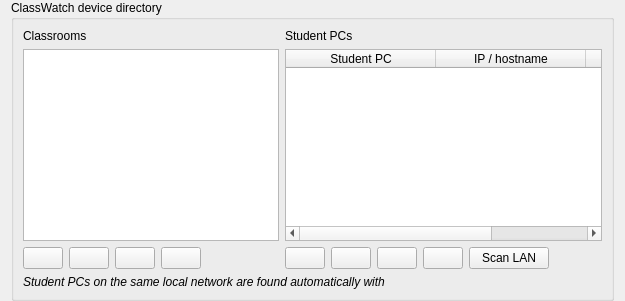
infolevishcoders-web/classwatch, file plugins/builtindirectory/BuiltinDirectoryConfigurationPage.ui: the form before one commit.
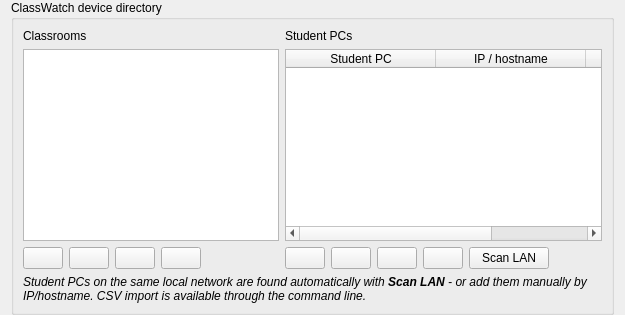
The form after the commit. Icons and pictures are not drawn.

Commit message: Fix uic parse error: escape bold tag in directory page label

Patch:
```diff
--- a/plugins/builtindirectory/BuiltinDirectoryConfigurationPage.ui
+++ b/plugins/builtindirectory/BuiltinDirectoryConfigurationPage.ui
@@ -256,7 +256,7 @@
          </font>
         </property>
         <property name="text">
-         <string>Student PCs on the same local network are found automatically with <b>Scan LAN</b> - or add them manually by IP/hostname. CSV import is available through the command line.</string>
+         <string>Student PCs on the same local network are found automatically with &lt;b&gt;Scan LAN&lt;/b&gt; - or add them manually by IP/hostname. CSV import is available through the command line.</string>
         </property>
         <property name="wordWrap">
          <bool>true</bool>
```
